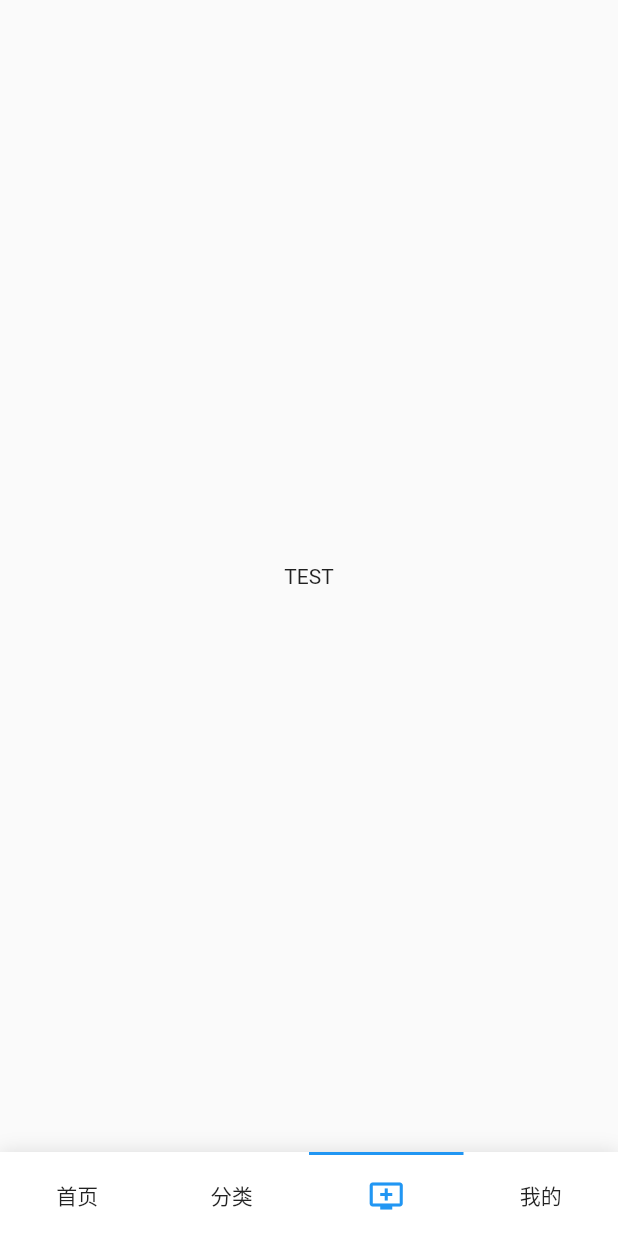
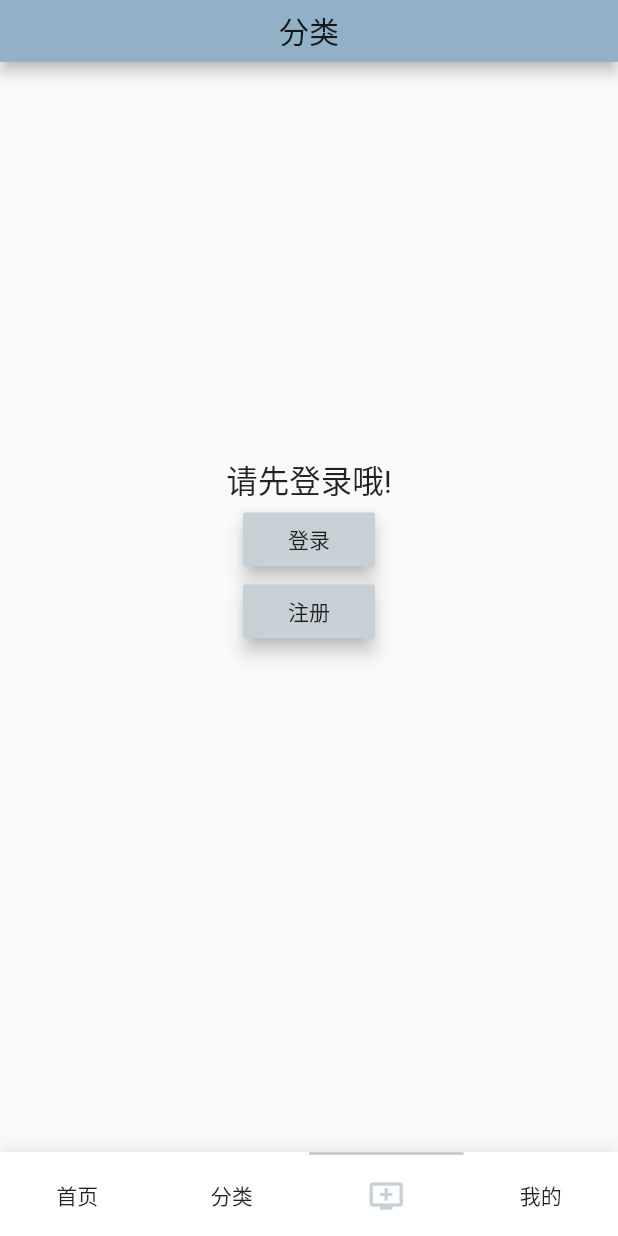
Before and after one commit to danbai225/dbys_flutter, a Flutter app: the screen it shows after launch, item 3 of the bottom bar chosen, on a phone screen of 412 x 824 dp. Run offline on Flutter 3.47's test engine with Material 2 defaults, Android fonts, the phone set to English and light mode, and no system bars; drawn by our look-alikes of titled_navigation_bar; our stand-ins replace cached_network_image, chewie, shared_preferences, video_player; missing offline and left inert: cdnbye, flustars, flutter_custom_dialog; network calls fail.

Commit message:
登录注册

```diff
--- a/lib/Page/MainPage.dart
+++ b/lib/Page/MainPage.dart
@@ -1,6 +1,7 @@
 
 import 'package:dbys/Page/HomePage.dart';
 import 'package:dbys/Page/TestPage.dart';
+import 'package:dbys/Page/YiQiKanPage.dart';
 import 'package:flutter/foundation.dart';
 import 'package:flutter/material.dart';
 import 'package:titled_navigation_bar/titled_navigation_bar.dart';
@@ -20,7 +21,7 @@ class _MainPageState extends State<MainPage> {
   @override
   void initState() {
     super.initState();
-    _controllerList = [new HomePage(),new ClassificationPage(),new TestPage()];
+    _controllerList = [new HomePage(),new ClassificationPage(),new YiQiKanPage(),new TestPage()];
   }
   @override
   Widget build(BuildContext context) {
--- a/lib/Page/TestPage.dart
+++ b/lib/Page/TestPage.dart
@@ -1,22 +1,34 @@
+
 import 'package:flutter/material.dart';
 
-class TestPage extends StatefulWidget {
+
+class TestPage extends StatefulWidget{
   TestPage({Key key}) : super(key: key);
   @override
-  _HomePageState createState() => _HomePageState();
+  _TestState createState() => _TestState();
 }
 
-class _HomePageState extends State<TestPage> {
+class _TestState extends State<TestPage>{
   @override
   void initState() {
     super.initState();
   }
+  @override
+  void dispose() {
+    super.dispose();
 
+  }
   @override
   Widget build(BuildContext context) {
     return Scaffold(
         body: Center(
-          child: Text("TEST"),
+          child: IconButton(
+            icon: Icon(Icons.add),
+            onPressed: (){
+              setState(() {
+              });
+            },
+          ),
         )
     );
   }
--- /dev/null
+++ b/lib/Page/YiQiKanPage.dart
@@ -0,0 +1,64 @@
+import 'package:flutter/material.dart';
+import 'package:shared_preferences/shared_preferences.dart';
+
+class YiQiKanPage extends StatefulWidget{
+  YiQiKanPage({Key key}) : super(key: key);
+  @override
+  _YiQiKanPageState createState() => _YiQiKanPageState();
+}
+
+class _YiQiKanPageState extends State<YiQiKanPage>{
+  bool iflogin=false;
+  @override
+  void initState() {
+    super.initState();
+    init();
+  }
+  init() async {
+    Future<SharedPreferences> _prefs = SharedPreferences.getInstance();
+    SharedPreferences prefs = await _prefs;
+    String user = prefs.getString("User");
+    if(user!=null){
+      iflogin=true;
+      setState(() {
+      });
+    }
+  }
+  @override
+  void dispose() {
+    super.dispose();
+  }
+  @override
+  Widget build(BuildContext context) {
+    return Scaffold(
+        appBar: PreferredSize(
+          child: AppBar(
+            title: Text("分类"),
+            centerTitle: true,
+          ),
+          preferredSize:
+          Size.fromHeight(MediaQuery.of(context).size.height * 0.05),
+        ),
+        body: !iflogin?Center(
+            child: Container(height:200,child:Column(children: <Widget>[
+              Text("请先登录哦!",textScaleFactor: 1.5,),
+              RaisedButton(
+                elevation: 5,
+                child: Text("登录"),
+                onPressed: (){
+                  Navigator.of(this.context).pushNamed("/LoginPage"); //执行跳转代码
+                },
+              ),RaisedButton(
+                elevation: 5,
+                child: Text("注册"),
+                onPressed: (){
+                  Navigator.of(this.context).pushNamed("/RegPage"); //执行跳转代码
+                },
+              )
+            ]))
+        ):Center(
+          child: Text("已登录"),
+        )
+    );
+  }
+}
--- a/lib/main.dart
+++ b/lib/main.dart
@@ -1,4 +1,6 @@
 
+import 'package:dbys/Page/LoginPage.dart';
+import 'package:dbys/Page/RegPage.dart';
 import 'package:dbys/Page/SearchPage.dart';
 import 'package:flutter/cupertino.dart';
 import 'package:flutter/material.dart';
@@ -15,20 +17,25 @@ class MyApp extends StatelessWidget {
     return MaterialApp(
       title: '淡白影视',
       theme: ThemeData(
-        primarySwatch: Colors.blue,
+        primaryColor: Color(0xFF93b1c6),
+        accentColor: Color(0xFFc7d0d5),
+        buttonColor:Color(0xFFc7d0d5),
       ),
       home: BootAnimation(),
       routes: <String, WidgetBuilder>{
         '/MainPage': (BuildContext context) => new MainPage(),
         '/SearchPage': (BuildContext context) => new SearchPage(),
+        '/LoginPage': (BuildContext context) => new LoginPage(),
+        '/RegPage': (BuildContext context) => new RegPage(),
       },
     );
   }
+
 }
+
 
 class BootAnimation extends StatefulWidget {
   BootAnimation({Key key}) : super(key: key);
-
   @override
   _BootAnimation createState() => _BootAnimation();
 }
@@ -37,7 +44,6 @@ class _BootAnimation extends State<BootAnimation>
     with SingleTickerProviderStateMixin {
   AnimationController _controller;
   Color xzColor = Colors.black;
-
   @override
   void initState() {
     super.initState();
@@ -61,25 +67,11 @@ class _BootAnimation extends State<BootAnimation>
     });
     _controller.forward();
   }
-
-  goToHomePage() {
-    Navigator.of(context).pushReplacementNamed("/MainPage"); //执行跳转代码
-  }
-
-  //获取首页数据并存储
-  getSyData() async {
-    var response = await http.get("https://dbys.vip/sy");
-    Future<SharedPreferences> _prefs = SharedPreferences.getInstance();
-    SharedPreferences prefs = await _prefs;
-    prefs.setString("syData", response.body);
-  }
-
   @override
   void dispose() {
     _controller.dispose();
     super.dispose();
   }
-
   // 重写build 方法，build 方法返回值为Widget类型，返回内容为屏幕上显示内容。
   @override
   Widget build(BuildContext context) {
@@ -110,4 +102,15 @@ class _BootAnimation extends State<BootAnimation>
           ))),
     );
   }
+  goToHomePage() {
+    Navigator.of(context).pushReplacementNamed("/MainPage"); //执行跳转代码
+  }
+
+  //获取首页数据并存储
+  getSyData() async {
+    var response = await http.get("https://dbys.vip/sy");
+    Future<SharedPreferences> _prefs = SharedPreferences.getInstance();
+    SharedPreferences prefs = await _prefs;
+    prefs.setString("syData", response.body);
+  }
 }
--- a/lib/module/YsImg.dart
+++ b/lib/module/YsImg.dart
@@ -1,5 +1,6 @@
 import 'package:cached_network_image/cached_network_image.dart';
 import 'package:dbys/Page/YsPage.dart';
+import 'package:flutter/cupertino.dart';
 import 'package:flutter/material.dart';
 
 class YsImg extends StatefulWidget {
@@ -55,7 +56,7 @@ class _YsImgState extends State<YsImg> {
                   width: 100,
                   child: Text(widget.pm,textAlign: TextAlign.center,overflow: TextOverflow.ellipsis,style: TextStyle(
                       fontSize: 13,
-                      color: Colors.blueAccent
+                      color: Colors.blue
                   ),),
                 )
               ],
--- a/pubspec.yaml
+++ b/pubspec.yaml
@@ -28,6 +28,8 @@ dependencies:
   fijkplayer: ^0.7.1
   chewie: ^0.9.10
   video_player: ^0.10.8+1
+  flutter_custom_dialog: ^1.0.19
+  flustars: ^0.2.6+1
 dev_dependencies:
   flutter_test:
     sdk: flutter
@@ -46,7 +48,7 @@ flutter:
 
   # To add assets to your application, add an assets section, like this:
   assets:
-    - assets/img/zw.png
+    - assets/img/
   #  - images/a_dot_ham.jpeg
 
   # An image asset can refer to one or more resolution-specific "variants", see
```
Also changed, not shown: lib/Page/ClassificationPage.dart (+7 -7 lines), lib/Page/HomePage.dart (+3 -4 lines), lib/Page/LoginPage.dart (added, +179 -0 lines), lib/Page/RegPage.dart (added, +209 -0 lines), lib/Page/YsPage.dart (+4 -3 lines), assets/img/err.gif (added), assets/img/succeed.gif (added).
